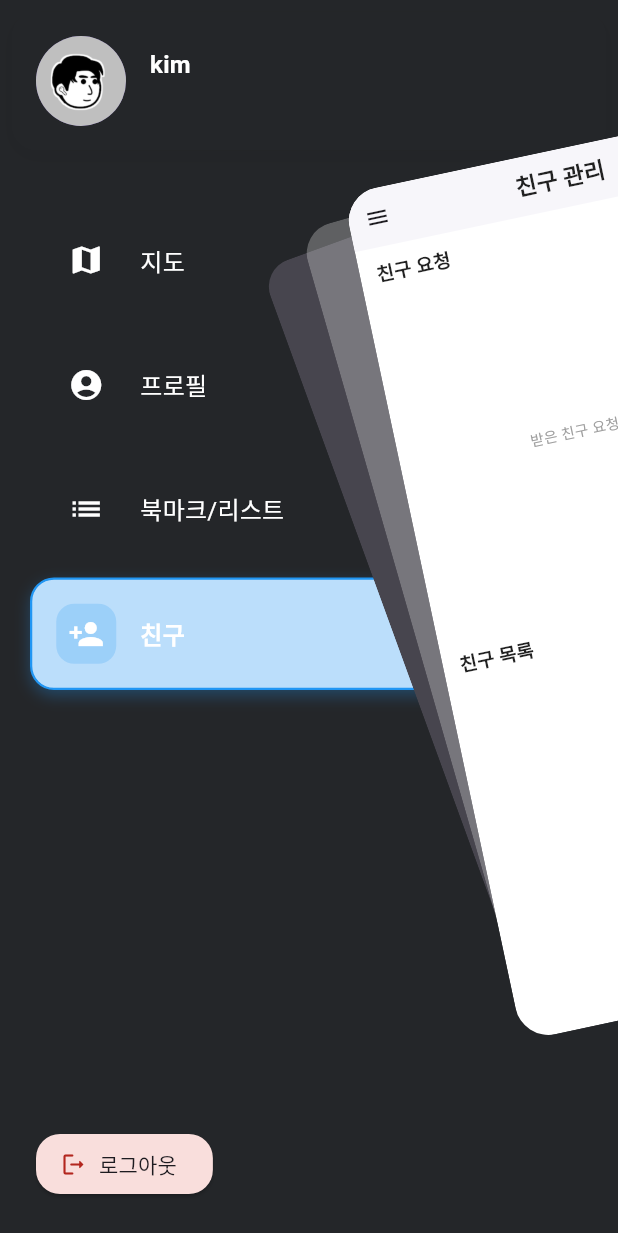
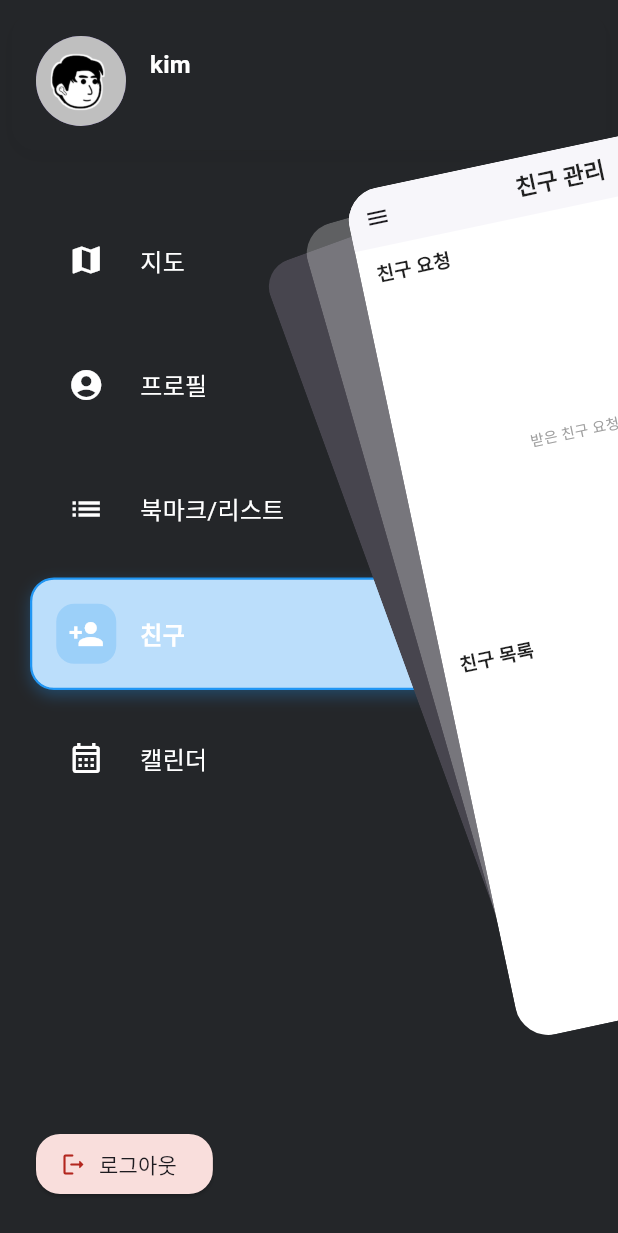
Before and after one commit to 001014k/TripNest, a Flutter app: the FriendManagementView screen opened by its route, after a tap on the "menu" icon, on a phone screen of 412 x 824 dp. Shown: the top 1233 px of the screen. Run offline on Flutter 3.47's test engine with Material 3 defaults, Android fonts, the phone set to English and light mode, and no system bars; drawn by our look-alikes of flutter_zoom_drawer; our stand-ins replace app_links, connectivity_plus, geocoding, geolocator, google_maps_flutter, image_picker and 5 more; missing offline and left inert: google_maps_cluster_manager, receive_sharing_intent; accounts and stored records are empty; statements that could not run were skipped.

Commit message:
20250722 (메뉴 아이템에 캘린더 칸 추가)

```diff
--- a/lib/views/widgets/custom_drawer_menu.dart
+++ b/lib/views/widgets/custom_drawer_menu.dart
@@ -7,6 +7,7 @@ import '../../views/bookmarklisttab_view.dart';
 import '../../views/friend_management_view.dart';
 import '../../views/mapsample_view.dart';
 import '../../views/profile_view.dart';
+import '../calender/calendar_main_view.dart';
 import '../widgets/menu_item.dart'; // 당신의 MenuItem 위젯
 
 class CustomDrawerMenu extends StatelessWidget {
@@ -133,6 +134,21 @@ class CustomDrawerMenu extends StatelessWidget {
                   );
                 },
               ),
+              MenuItem(
+                title: '캘린더',
+                icon: Icons.calendar_month_outlined,
+                iconColor: Colors.white,
+                textColor: Colors.white,
+                isSelected: selectedIndex == 4,
+                onTap: () {
+                  zoomDrawerController?.toggle?.call();
+                  onItemSelected(3);
+                  Navigator.push(
+                    context,
+                    MaterialPageRoute(builder: (_) => CalendarMainView()),
+                  );
+                },
+              ),
               const Spacer(),
               Padding(
                 padding: const EdgeInsets.all(16),
```
